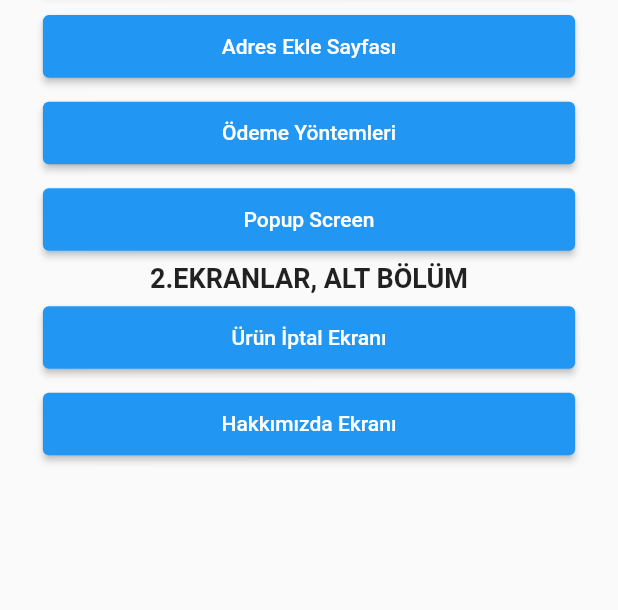
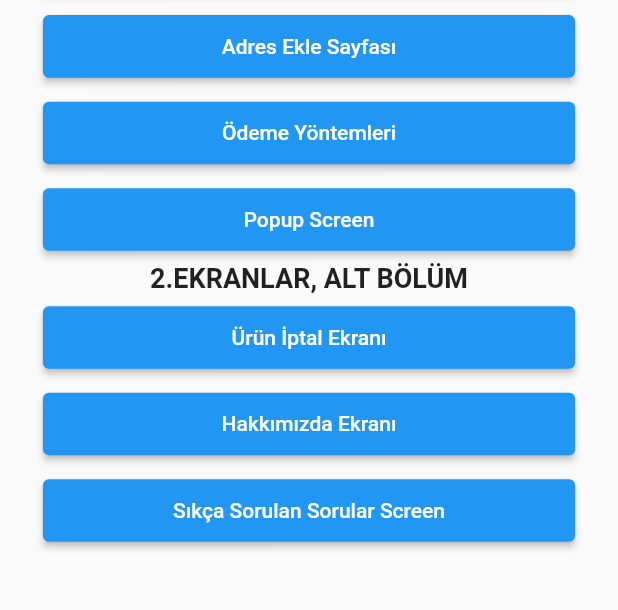
Before and after one commit to tolgabaskesen/vergelsinFirsat, a Flutter app: the screen it shows after launch, on a phone screen of 412 x 824 dp, the part 600-1210 px from its top. Run offline on Flutter 3.47's test engine with Material 2 defaults, Android fonts, the phone set to English and light mode, and no system bars; our stand-ins replace auto_size_text, carousel_slider, font_awesome_flutter, google_maps_flutter, pinput, youtube_player_flutter.

Commit message:
sıkça sorulan sorular

```diff
--- /dev/null
+++ b/lib/classes/sorularim.dart
@@ -0,0 +1,29 @@
+// To parse this JSON data, do
+//
+//     final sorular = sorularFromJson(jsonString);
+
+import 'dart:convert';
+
+List<Sorular> sorularFromJson(String str) => List<Sorular>.from(json.decode(str).map((x) => Sorular.fromJson(x)));
+
+String sorularToJson(List<Sorular> data) => json.encode(List<dynamic>.from(data.map((x) => x.toJson())));
+
+class Sorular {
+    Sorular({
+        required this.soru,
+        required this.cevap,
+    });
+
+    String soru;
+    String cevap;
+
+    factory Sorular.fromJson(Map<String, dynamic> json) => Sorular(
+        soru: json["soru"],
+        cevap: json["cevap"],
+    );
+
+    Map<String, dynamic> toJson() => {
+        "soru": soru,
+        "cevap": cevap,
+    };
+}
--- a/lib/main.dart
+++ b/lib/main.dart
@@ -12,6 +12,7 @@ import 'package:vergelsinfirsat/screens/hesabim_screen.dart';
 import 'package:vergelsinfirsat/screens/iletisim_tercihleri.dart';
 import 'package:vergelsinfirsat/screens/odemeyontemi_screen.dart';
 import 'package:vergelsinfirsat/screens/popup_screen.dart';
+import 'package:vergelsinfirsat/screens/sikca_sorulan_sorular_screen.dart';
 import 'package:vergelsinfirsat/screens/uruniptal_screen.dart';
 import 'package:vergelsinfirsat/utils/color.dart';
 
@@ -56,6 +57,7 @@ class MyApp extends StatelessWidget {
         "/popup_screen": (context) => PopupScreen(),
         "/uruniptali_screen": (context) => UrunIptali(),
         "/hakkimizda": (context) => HakkimizdaScreen(),
+        "/sikcasorulan": (context) => SikcaSorulanSorularScreen(),
       },
     );
   }
@@ -161,6 +163,12 @@ class _MyHomePageState extends State<MyHomePage> {
                 "Hakkımızda Ekranı",
                 () => Navigator.pushNamed(context, "/hakkimizda"),
               ),
+              sayfaGecis(
+                //Oluşturulan her sayfa için geçişler buraya button olarak aynı şekilde tanımlanacak.
+                context,
+                "Sıkça Sorulan Sorular Screen",
+                () => Navigator.pushNamed(context, "/sikcasorulan"),
+              ),
             ],
           ),
         ),
```
Also changed, not shown: assets/jsonlar/sorular.json (added, +34 -0 lines), lib/screens/sikca_sorulan_sorular_screen.dart (added, +87 -0 lines), lib/widgets/soru_kart.dart (+22 -9 lines).
